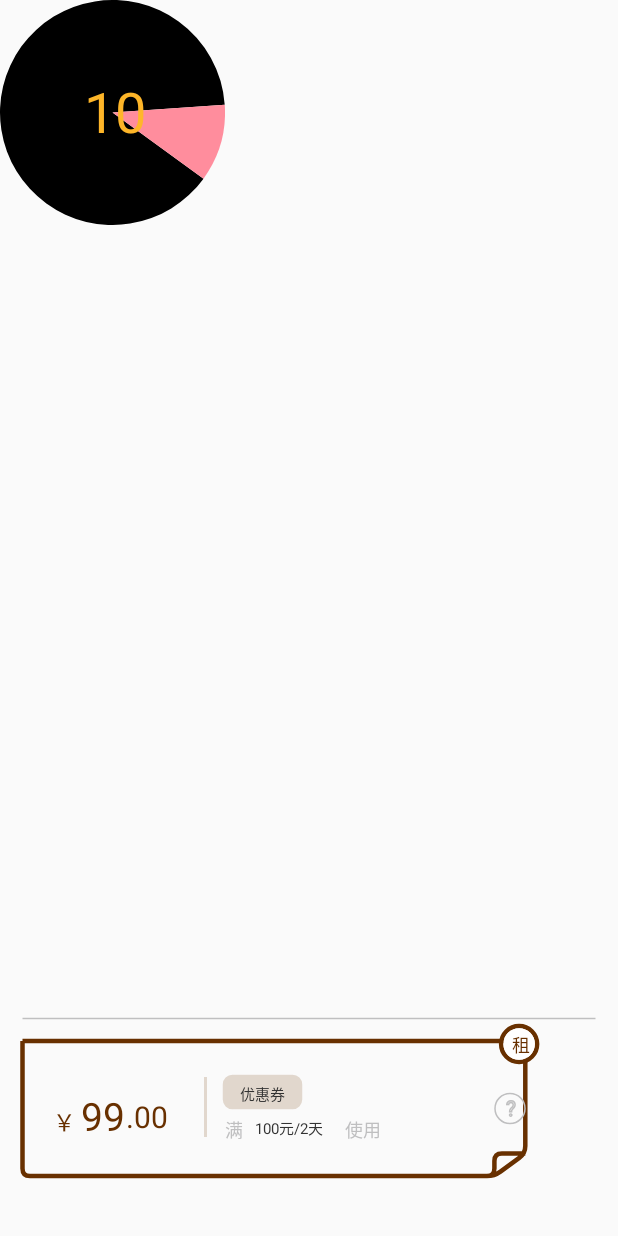
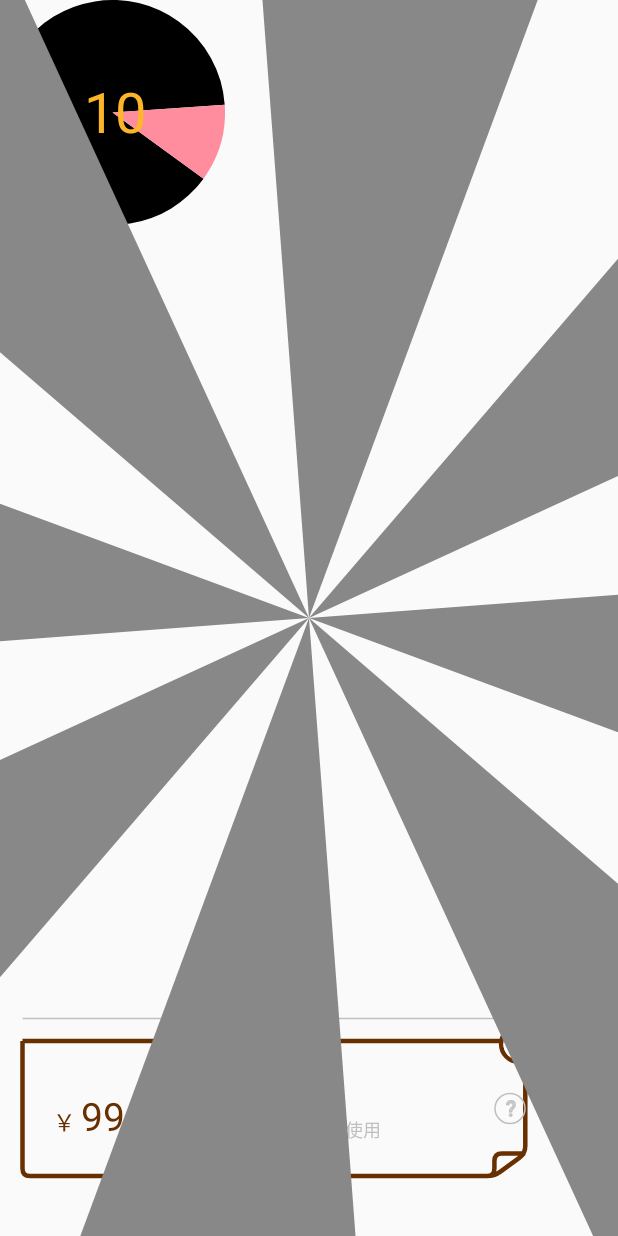
Before and after one commit to RottenWang/ViewViewView, an Android app: the SoftInputActivity screen opened directly, with no data from a screen before it, on a phone screen of 412 x 824 dp. Run offline under Robolectric (Android 15) with nearby library versions, the phone set to English and light mode, and no system bars; our stand-ins replace ButterKnife.

Commit message:
练习部分绘制方法

```diff
--- /dev/null
+++ b/app/src/main/java/com/drwang/views/view/MedalBackgroundView.java
@@ -0,0 +1,91 @@
+package com.drwang.views.view;
+
+import android.content.Context;
+import android.graphics.Canvas;
+import android.graphics.Color;
+import android.graphics.Paint;
+import android.graphics.Path;
+import android.util.AttributeSet;
+import android.view.View;
+
+/**
+ * Created by hwj on 16/8/20.
+ */
+public class MedalBackgroundView extends View {
+
+    private int width;
+    private int height;
+    private float hypotenuse;
+    private float bottomWidth;
+    private float x;
+    private float y;
+    private Path path;
+
+    public MedalBackgroundView(Context context) {
+        super(context);
+        init();
+    }
+
+    public MedalBackgroundView(Context context, AttributeSet attrs) {
+        super(context, attrs);
+        init();
+    }
+
+    public MedalBackgroundView(Context context, AttributeSet attrs, int defStyleAttr) {
+        super(context, attrs, defStyleAttr);
+        init();
+    }
+
+    private void init() {
+        width = getResources().getDisplayMetrics().widthPixels;
+        height = getResources().getDisplayMetrics().heightPixels;
+        hypotenuse = (float) Math.sqrt((width * width) + (height * height));
+        hypotenuse = hypotenuse / 2;
+        bottomWidth = (float) ((12.5 / 180) * Math.PI) * hypotenuse;
+        bottomWidth = bottomWidth * 2;
+        x = (width - bottomWidth) / 2;
+        y = (height / 2) - hypotenuse;
+    }
+
+    int rotate;
+
+    @Override
+    protected void onDraw(Canvas canvas) {
+        super.onDraw(canvas);
+        rotate += 2;
+        canvas.rotate(rotate, width / 2, height / 2);
+        canvas.drawColor(Color.TRANSPARENT);
+        Paint paint = new Paint();
+        /* 去锯齿 */
+        paint.setAntiAlias(true);
+        /* 设置paint的颜色 */
+        paint.setColor(Color.GRAY);
+        paint.setStyle(Paint.Style.FILL);
+        /* 画一个实心三角形 */
+        initPathAndDraw(canvas, paint);
+        canvas.rotate(45f, width / 2, height / 2);
+        initPathAndDraw(canvas, paint);
+        canvas.rotate(45f, width / 2, height / 2);
+        initPathAndDraw(canvas, paint);
+        canvas.rotate(45f, width / 2, height / 2);
+        initPathAndDraw(canvas, paint);
+        canvas.rotate(45f, width / 2, height / 2);
+        initPathAndDraw(canvas, paint);
+        canvas.rotate(45f, width / 2, height / 2);
+        initPathAndDraw(canvas, paint);
+        canvas.rotate(45f, width / 2, height / 2);
+        initPathAndDraw(canvas, paint);
+        canvas.rotate(45f, width / 2, height / 2);
+        initPathAndDraw(canvas, paint);
+        postInvalidate();
+    }
+
+    private void initPathAndDraw(Canvas canvas, Paint paint) {
+        path = new Path();
+        path.moveTo(width / 2, height / 2);
+        path.lineTo(x, y);
+        path.lineTo(x + bottomWidth, y);
+        path.close();
+        canvas.drawPath(path, paint);
+    }
+}
--- a/app/src/main/res/layout/activity_soft_input.xml
+++ b/app/src/main/res/layout/activity_soft_input.xml
@@ -16,4 +16,8 @@
         android:layout_width="match_parent"
         android:layout_height="150dp"
         android:layout_alignParentBottom="true" />
+
+    <com.drwang.views.view.MedalBackgroundView
+        android:layout_width="match_parent"
+        android:layout_height="match_parent" />
 </RelativeLayout>
```
